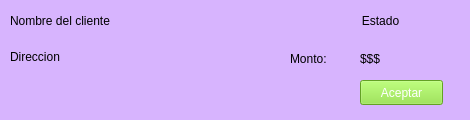
Above: entregawidget.ui from barreto-exe/Delivender before the change. Below: the same form after it.
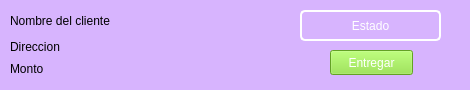
That is the form after the change.

```diff
--- a/entregawidget.ui
+++ b/entregawidget.ui
@@ -7,39 +7,42 @@
     <x>0</x>
     <y>0</y>
     <width>470</width>
-    <height>120</height>
+    <height>90</height>
    </rect>
   </property>
   <property name="windowTitle">
    <string>Form</string>
   </property>
   <property name="styleSheet">
-   <string notr="true">background-color: rgb(215, 180, 254);</string>
+   <string notr="true"/>
   </property>
   <widget class="QLabel" name="monto">
    <property name="geometry">
     <rect>
-     <x>360</x>
-     <y>50</y>
+     <x>10</x>
+     <y>60</y>
      <width>91</width>
      <height>17</height>
     </rect>
    </property>
    <property name="text">
-    <string>$$$</string>
+    <string>Monto</string>
    </property>
   </widget>
   <widget class="QLabel" name="estatus">
    <property name="geometry">
     <rect>
-     <x>320</x>
+     <x>300</x>
      <y>10</y>
-     <width>121</width>
-     <height>21</height>
+     <width>141</width>
+     <height>31</height>
     </rect>
    </property>
    <property name="styleSheet">
-    <string notr="true">font: 75 12pt &quot;Quicksand Medium&quot;;</string>
+    <string notr="true">font: 75 12pt &quot;Quicksand Medium&quot;;
+border: 2px solid white;
+border-radius: 5px;
+color: rgb(255, 255, 255);</string>
    </property>
    <property name="text">
     <string>Estado</string>
@@ -55,9 +58,9 @@
    <property name="geometry">
     <rect>
      <x>10</x>
-     <y>50</y>
+     <y>40</y>
      <width>251</width>
-     <height>31</height>
+     <height>16</height>
     </rect>
    </property>
    <property name="text">
@@ -70,24 +73,11 @@
     <bool>true</bool>
    </property>
   </widget>
-  <widget class="QLabel" name="label">
-   <property name="geometry">
-    <rect>
-     <x>290</x>
-     <y>50</y>
-     <width>64</width>
-     <height>17</height>
-    </rect>
-   </property>
-   <property name="text">
-    <string>Monto:</string>
-   </property>
-  </widget>
   <widget class="QPushButton" name="btnAceptar">
    <property name="geometry">
     <rect>
-     <x>360</x>
-     <y>80</y>
+     <x>330</x>
+     <y>50</y>
      <width>83</width>
      <height>25</height>
     </rect>
@@ -97,7 +87,7 @@
 color: rgb(255, 255, 255);</string>
    </property>
    <property name="text">
-    <string>Aceptar</string>
+    <string>Entregar</string>
    </property>
   </widget>
   <widget class="QLabel" name="nombreCliente">
@@ -116,6 +106,28 @@
     <string>Nombre del cliente</string>
    </property>
   </widget>
+  <widget class="QLabel" name="label">
+   <property name="geometry">
+    <rect>
+     <x>0</x>
+     <y>0</y>
+     <width>471</width>
+     <height>91</height>
+    </rect>
+   </property>
+   <property name="styleSheet">
+    <string notr="true">background-color: rgb(215, 180, 254);</string>
+   </property>
+   <property name="text">
+    <string/>
+   </property>
+  </widget>
+  <zorder>label</zorder>
+  <zorder>monto</zorder>
+  <zorder>estatus</zorder>
+  <zorder>direccion</zorder>
+  <zorder>btnAceptar</zorder>
+  <zorder>nombreCliente</zorder>
  </widget>
  <resources/>
  <connections/>
```
